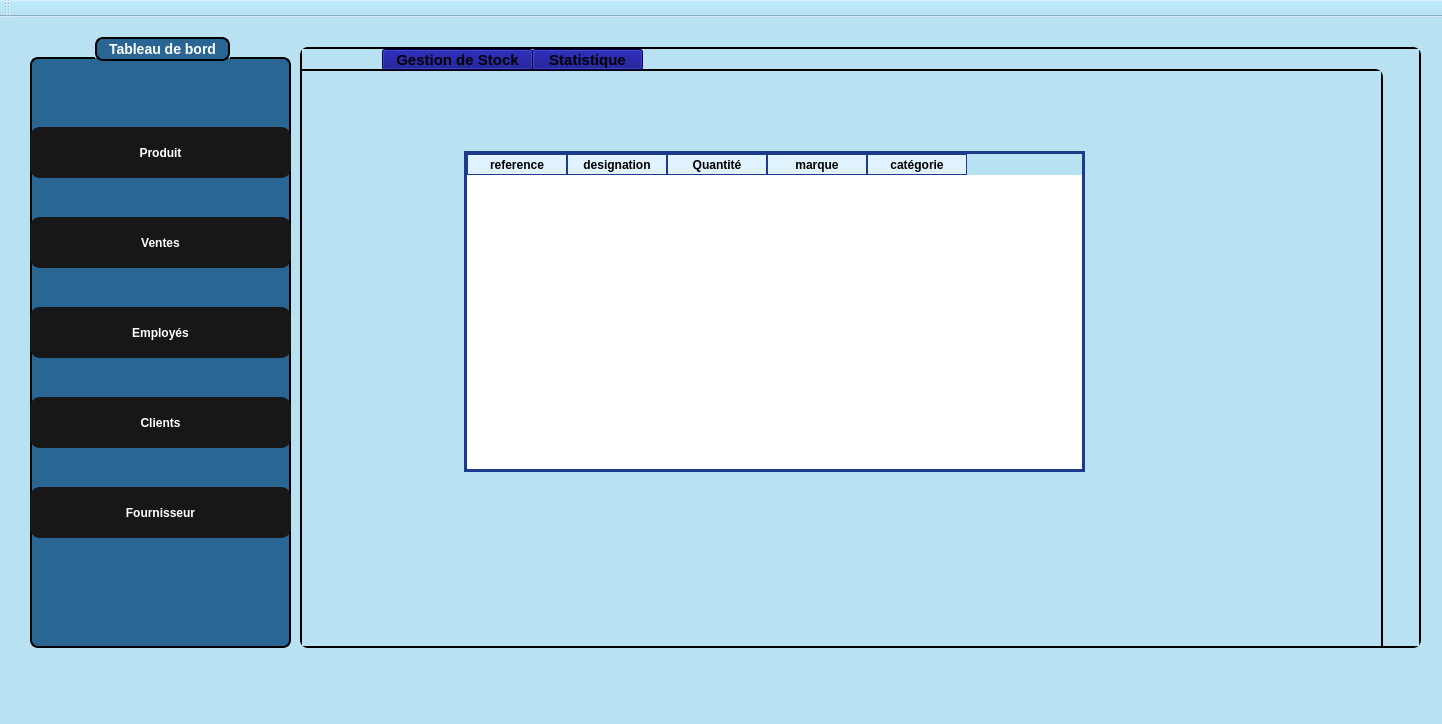
The window that Atelier_Connexion/Atelier_Connexion/mainwindow.ui (Esprit-UP-Algo/projetcpp-2a25-s1-smart-optical-store) describes before a commit, drawn with Qt 5.
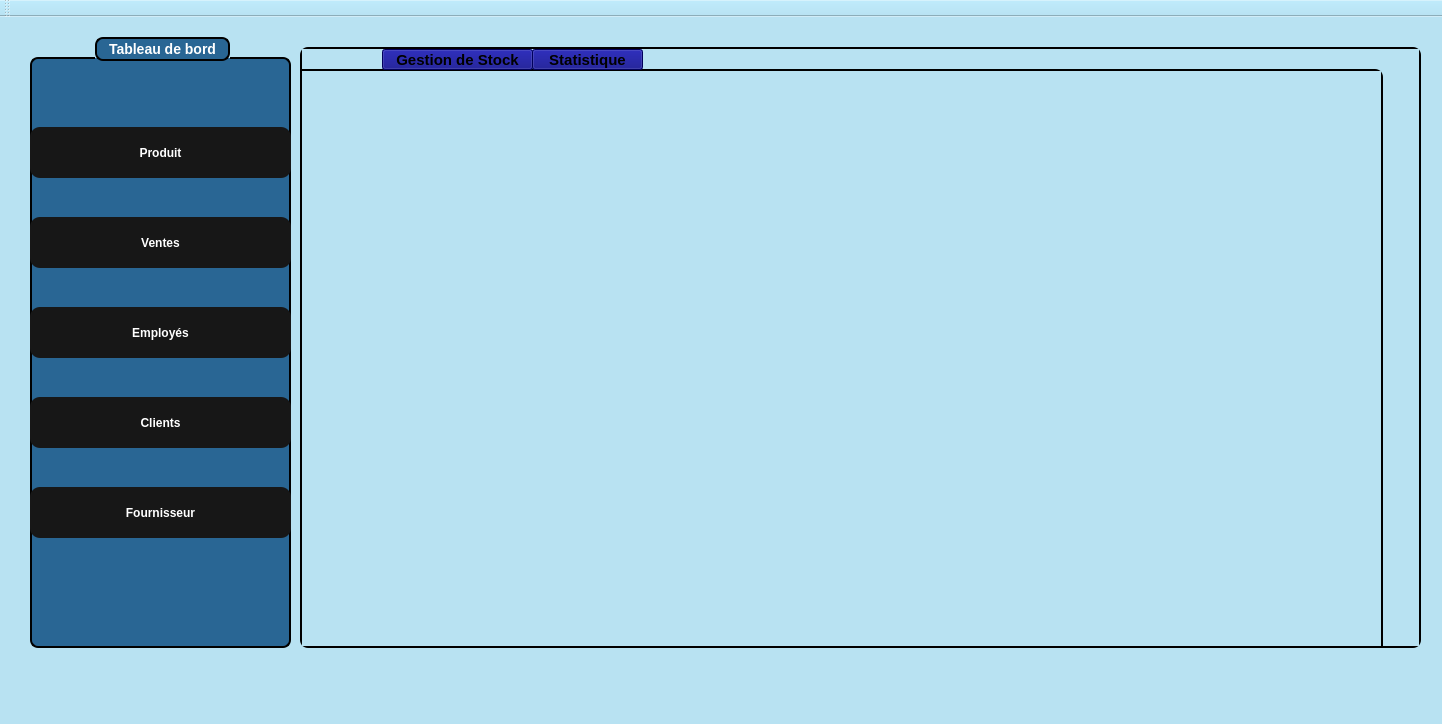
The same window after the commit. The open tabs and pages were chosen to show the change. Icons and pictures are not drawn.

What changed in the file:
```diff
--- a/Atelier_Connexion/Atelier_Connexion/mainwindow.ui
+++ b/Atelier_Connexion/Atelier_Connexion/mainwindow.ui
@@ -820,75 +820,18 @@
          <pixmap>../../../Desktop/gsxg/images/1223.jpg</pixmap>
         </property>
        </widget>
-       <widget class="QTableWidget" name="tableWidget_5">
+       <widget class="QLabel" name="label">
         <property name="geometry">
          <rect>
-          <x>170</x>
-          <y>80</y>
-          <width>621</width>
-          <height>321</height>
+          <x>80</x>
+          <y>60</y>
+          <width>541</width>
+          <height>391</height>
          </rect>
         </property>
-        <property name="minimumSize">
-         <size>
-          <width>621</width>
-          <height>0</height>
-         </size>
+        <property name="text">
+         <string/>
         </property>
-        <property name="maximumSize">
-         <size>
-          <width>621</width>
-          <height>16777215</height>
-         </size>
-        </property>
-        <property name="styleSheet">
-         <string notr="true">QTableWidget {
-    border: 3px solid #1E3A8A;   /* outer border */
-    gridline-color: #1E3A8A;     /* inner cell lines */
-    color: black;                /* text color inside cells */
-    background-color: white;     /* cell background */
-}
-
-QHeaderView::section {
-    border: 1px solid #1E3A8A;
-    color: black;                /* header text color */
-    background-color: #E0F2FE;   /* light blue header background */
-    font-weight: bold;
-}
-
-
-</string>
-        </property>
-        <column>
-         <property name="text">
-          <string>reference</string>
-         </property>
-         <property name="font">
-          <font>
-           <pointsize>10</pointsize>
-          </font>
-         </property>
-        </column>
-        <column>
-         <property name="text">
-          <string>designation</string>
-         </property>
-        </column>
-        <column>
-         <property name="text">
-          <string>Quantité</string>
-         </property>
-        </column>
-        <column>
-         <property name="text">
-          <string>marque</string>
-         </property>
-        </column>
-        <column>
-         <property name="text">
-          <string>catégorie</string>
-         </property>
-        </column>
        </widget>
       </widget>
      </widget>
```
Left out of the diff: 53 changed lines with no effect on the pictures.
